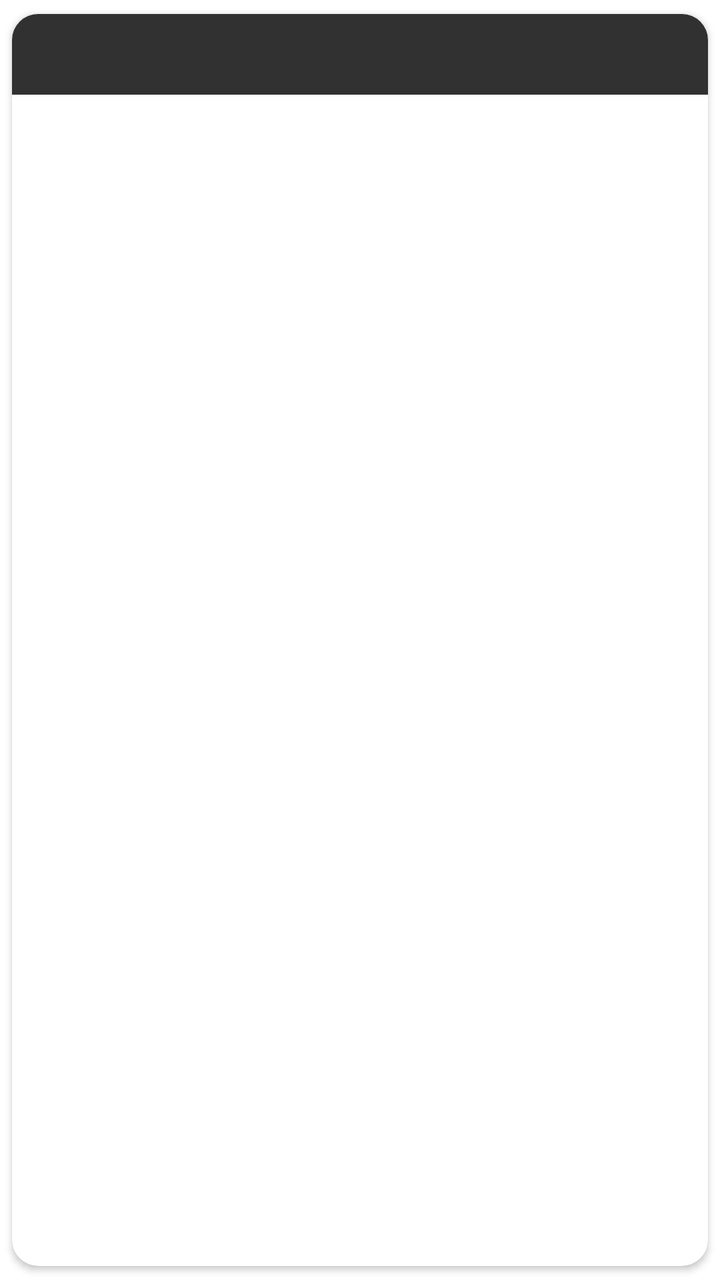
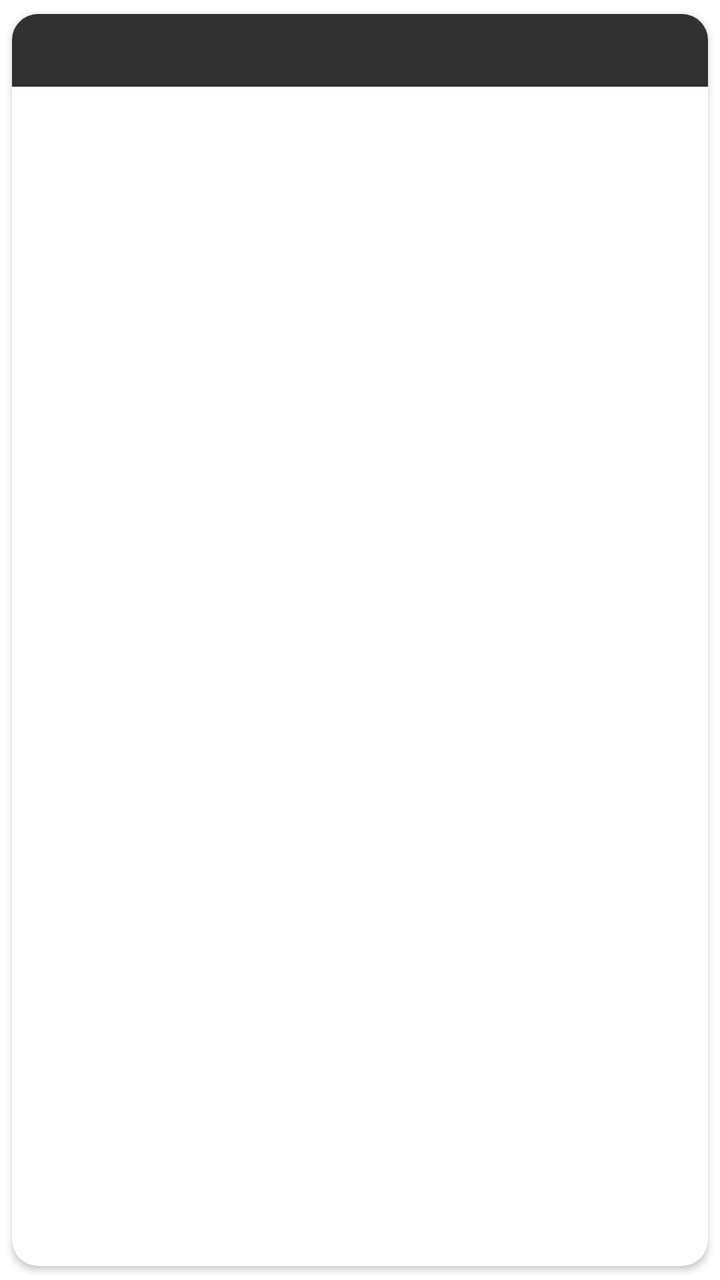

Screens rendered from an Android XML layout before and after an edit, with the pre-edit source and the edit as a unified diff.
<!-- AndroidManifest.xml: application theme Theme.AppOperaciones -->
<!-- res/layout/item_estadopedidos.xml -->
<?xml version="1.0" encoding="utf-8"?>
<androidx.cardview.widget.CardView xmlns:android="http://schemas.android.com/apk/res/android"
    xmlns:card_view="http://schemas.android.com/apk/res-auto"
    android:id="@+id/card_view"
    android:layout_width="match_parent"
    android:layout_height="wrap_content"
    android:clickable="true"
    android:animateLayoutChanges="true"
    card_view:cardCornerRadius="13dp"
    card_view:cardUseCompatPadding="true">

    <RelativeLayout
        android:layout_width="match_parent"
        android:layout_height="match_parent">

        <LinearLayout
            android:id="@+id/layout1"
            android:layout_width="match_parent"
            android:layout_height="wrap_content"
            android:weightSum="2"
            android:background="#313132"
            android:orientation="horizontal">

            <TextView
                android:id="@+id/transaccion"
                android:layout_width="match_parent"
                android:layout_height="match_parent"
                android:gravity="center_horizontal"
                android:layout_weight="1"
                android:padding="10dp"
                android:textColor="@color/white"
                android:textSize="15sp" />

            <TextView
                android:id="@+id/estado"
                android:layout_width="match_parent"
                android:layout_height="wrap_content"

                android:gravity="center_horizontal"
                android:paddingTop="8dp"
                android:padding="10dp"
                android:paddingBottom="8dp"
                android:layout_weight="1"
                android:textColor="@color/white"
                android:textSize="15sp"
                android:textStyle="bold" />

        </LinearLayout>


        <LinearLayout
            android:id="@+id/layout2"
            android:layout_width="match_parent"
            android:layout_height="wrap_content"
            android:layout_below="@+id/layout1"
            android:orientation="vertical">

            <TextView
                android:id="@+id/nombrecompleto"
                android:layout_width="match_parent"
                android:layout_height="match_parent"
                android:gravity="left"
                android:padding="10dp"
                android:textColor="@color/black"
                android:textSize="13sp" />

            <TextView
                android:id="@+id/direccion"
                android:layout_width="match_parent"
                android:layout_height="match_parent"
                android:gravity="left"
                android:padding="10dp"
                android:textColor="@color/black"
                android:textSize="13sp" />

            <TextView
                android:id="@+id/origen"
                android:layout_width="match_parent"
                android:layout_height="match_parent"
                android:gravity="left"
                android:padding="10dp"
                android:textColor="@color/black"
                android:textSize="13sp" />

            <TextView
                android:id="@+id/tiempo_total"
                android:layout_width="match_parent"
                android:layout_height="match_parent"
                android:gravity="left"
                android:padding="10dp"
                android:textColor="@color/black"
                android:textSize="13sp" />

            <TextView
                android:id="@+id/tiempoenruta"
                android:layout_width="match_parent"
                android:layout_height="match_parent"
                android:gravity="left"
                android:padding="10dp"
                android:textColor="@color/black"
                android:textSize="13sp" />

            <TextView
                android:id="@+id/domiciliario"
                android:layout_width="match_parent"
                android:layout_height="match_parent"
                android:gravity="left"
                android:padding="10dp"
                android:textColor="@color/black"
                android:textSize="13sp" />

        </LinearLayout>

    </RelativeLayout>

</androidx.cardview.widget.CardView >
<!-- resources referenced by this layout -->
<resources>
  <color name="black">#FF000000</color>
  <color name="white">#FFFFFFFF</color>
  <style name="Theme.AppOperaciones" parent="Theme.MaterialComponents.Light.DarkActionBar">
          
          <item name="colorPrimary">@color/colorPrimary</item>
          <item name="colorPrimaryVariant">@color/colorPrimary</item>
          <item name="colorOnPrimary">@color/white</item>
          
          <item name="colorSecondary">@color/colorEdit</item>
          <item name="colorSecondaryVariant">@color/colorEdit</item>
          <item name="colorOnSecondary">@color/ic_log_operacion</item>
          
          <item name="android:statusBarColor" tools:targetApi="l">?attr/colorPrimaryVariant</item>
          <item name="android:textColorSecondary">@color/white_opacity</item>
          <item name="colorSurface">@color/white</item>
  
          
  
      </style>
  <color name="colorPrimary">#1F3764</color>
  <color name="colorEdit">#146CF2</color>
  <color name="ic_log_operacion">#FFFFFF</color>
  <color name="white_opacity">#CCC6C6</color>
</resources>

<!-- the commit's change to res/layout/item_estadopedidos.xml (unified diff, before → after) -->
@@ -31,19 +31,42 @@
                 android:textColor="@color/white"
                 android:textSize="15sp" />
 
-            <TextView
-                android:id="@+id/estado"
+            <LinearLayout
+                android:id="@+id/layout_estado_card"
                 android:layout_width="match_parent"
                 android:layout_height="wrap_content"
+                android:layout_weight="1"
+                android:gravity="center"
+                android:orientation="vertical"
+                android:paddingTop="8dp"
+                android:paddingBottom="8dp">
 
-                android:gravity="center_horizontal"
-                android:paddingTop="8dp"
-                android:padding="10dp"
-                android:paddingBottom="8dp"
-                android:layout_weight="1"
-                android:textColor="@color/white"
-                android:textSize="15sp"
-                android:textStyle="bold" />
+                <TextView
+                    android:id="@+id/estado"
+                    android:layout_width="wrap_content"
+                    android:layout_height="wrap_content"
+                    android:gravity="center_horizontal"
+                    android:textColor="@color/white"
+                    android:textSize="15sp"
+                    android:textStyle="bold" />
+
+                <TextView
+                    android:id="@+id/badge_cargo_card"
+                    android:layout_width="wrap_content"
+                    android:layout_height="wrap_content"
+                    android:layout_marginTop="4dp"
+                    android:background="@drawable/badge_cargo"
+                    android:paddingStart="8dp"
+                    android:paddingEnd="8dp"
+                    android:paddingTop="2dp"
+                    android:paddingBottom="2dp"
+                    android:text="Rappi Cargo"
+                    android:textColor="#FFFFFF"
+                    android:textSize="11sp"
+                    android:textStyle="bold"
+                    android:visibility="gone" />
+
+            </LinearLayout>
 
         </LinearLayout>
 
<!-- resource entries referenced after the edit -->
@@ -2,6 +2,13 @@
 <resources>
   <color name="black">#FF000000</color>
   <color name="white">#FFFFFFFF</color>
+  <!-- drawable badge_cargo (drawable) -->
+  <?xml version="1.0" encoding="utf-8"?>
+  <shape xmlns:android="http://schemas.android.com/apk/res/android"
+      android:shape="rectangle">
+      <corners android:radius="4dp" />
+      <solid android:color="#D84315" />
+  </shape>
   <style name="Theme.AppOperaciones" parent="Theme.MaterialComponents.Light.DarkActionBar">
           
           <item name="colorPrimary">@color/colorPrimary</item>
